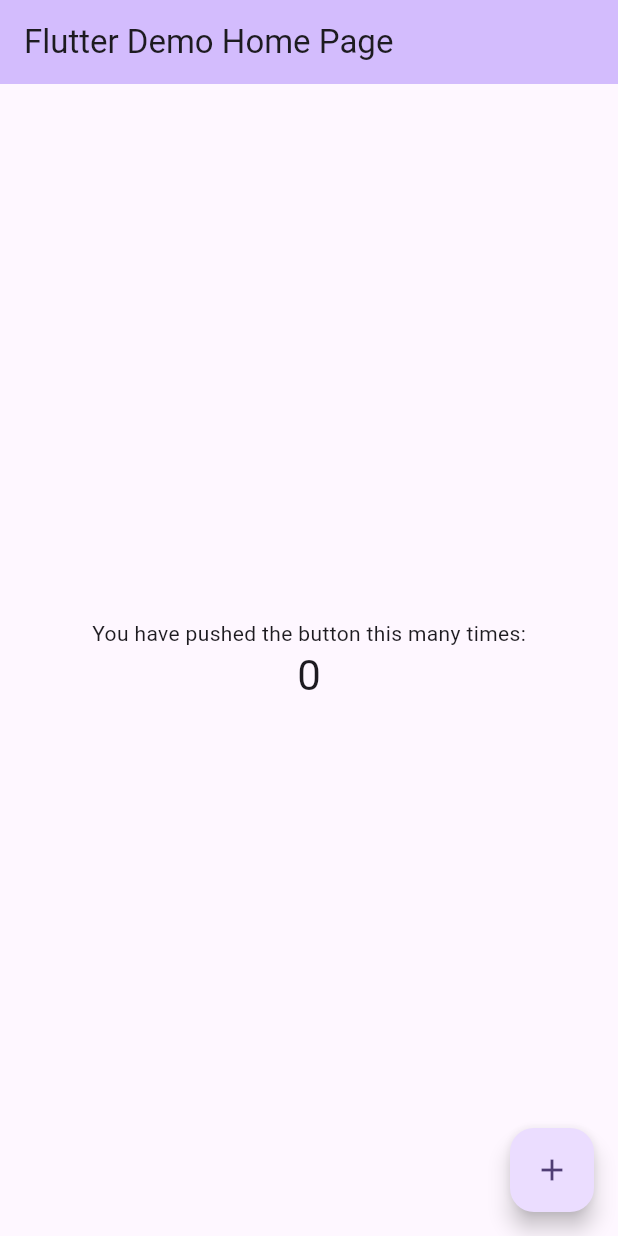
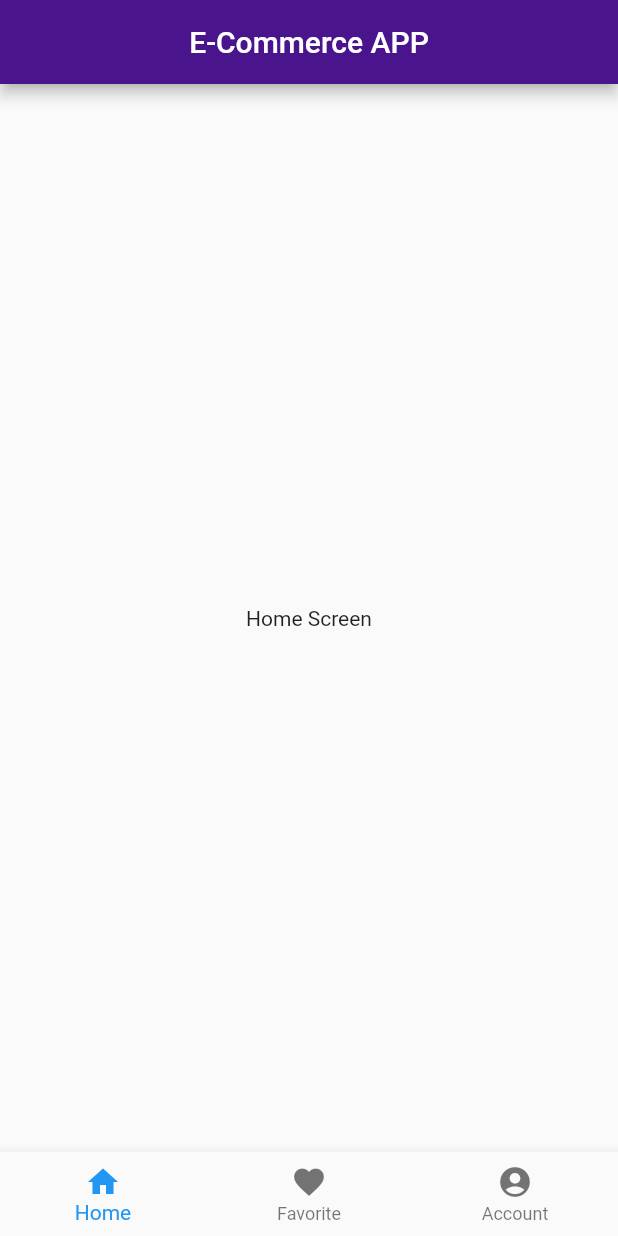
Before and after one commit to AmorIbrahim/e-commerce, a Flutter app: the screen it shows after launch, on a phone screen of 412 x 824 dp. Run offline on Flutter 3.47's test engine with Material 2 defaults, Android fonts, the phone set to English and light mode, and no system bars.

```diff
--- a/ecommerce/lib/Screens/account.dart
+++ b/ecommerce/lib/Screens/account.dart
@@ -0,0 +1,10 @@
+import 'package:flutter/material.dart';
+
+class AccountScreen extends StatelessWidget {
+  @override
+  Widget build(BuildContext context) {
+    return const Scaffold(
+      body: Center(child: Text('Account Screen')),
+    );
+  }
+}
--- a/ecommerce/lib/Screens/favorite.dart
+++ b/ecommerce/lib/Screens/favorite.dart
@@ -0,0 +1,10 @@
+import 'package:flutter/material.dart';
+
+class FavoriteScreen extends StatelessWidget {
+  @override
+  Widget build(BuildContext context) {
+    return const Scaffold(
+      body: Center(child: Text('Favorite Screen')),
+    );
+  }
+}
--- a/ecommerce/lib/Screens/home.dart
+++ b/ecommerce/lib/Screens/home.dart
@@ -0,0 +1,10 @@
+import 'package:flutter/material.dart';
+
+class HomeScreen extends StatelessWidget {
+  @override
+  Widget build(BuildContext context) {
+    return const Scaffold(
+      body: Center(child: Text('Home Screen')),
+    );
+  }
+}
--- a/ecommerce/lib/main.dart
+++ b/ecommerce/lib/main.dart
@@ -16,119 +16,68 @@ void main() {
 class MyApp extends StatelessWidget {
   const MyApp({super.key});
 
-  // This widget is the root of your application.
   @override
   Widget build(BuildContext context) {
     return MaterialApp(
-      title: 'Flutter Demo',
+      debugShowCheckedModeBanner: false,
+      title: 'E-Commerce APP',
       theme: ThemeData(
-        // This is the theme of your application.
-        //
-        // TRY THIS: Try running your application with "flutter run". You'll see
-        // the application has a blue toolbar. Then, without quitting the app,
-        // try changing the seedColor in the colorScheme below to Colors.green
-        // and then invoke "hot reload" (save your changes or press the "hot
-        // reload" button in a Flutter-supported IDE, or press "r" if you used
-        // the command line to start the app).
-        //
-        // Notice that the counter didn't reset back to zero; the application
-        // state is not lost during the reload. To reset the state, use hot
-        // restart instead.
-        //
-        // This works for code too, not just values: Most code changes can be
-        // tested with just a hot reload.
-        colorScheme: ColorScheme.fromSeed(seedColor: Colors.deepPurple),
-        useMaterial3: true,
+      primaryColor: Colors.purple[900],
       ),
-      home: const MyHomePage(title: 'Flutter Demo Home Page'),
+      home: const MainScreen(),
     );
   }
 }
 
-class MyHomePage extends StatefulWidget {
-  const MyHomePage({super.key, required this.title});
-
-  // This widget is the home page of your application. It is stateful, meaning
-  // that it has a State object (defined below) that contains fields that affect
-  // how it looks.
-
-  // This class is the configuration for the state. It holds the values (in this
-  // case the title) provided by the parent (in this case the App widget) and
-  // used by the build method of the State. Fields in a Widget subclass are
-  // always marked "final".
-
-  final String title;
+class MainScreen extends StatefulWidget {
+  const MainScreen({super.key});
 
   @override
-  State<MyHomePage> createState() => _MyHomePageState();
+  _MainScreenState createState() => _MainScreenState();
 }
 
-class _MyHomePageState extends State<MyHomePage> {
-  int _counter = 0;
+class _MainScreenState extends State<MainScreen> {
+  int _currentIndex = 0;
 
-  void _incrementCounter() {
+  final List<Widget> _screens = [
+    HomeScreen(),
+    FavoriteScreen(),
+    AccountScreen(),
+  ];
+
+  void _onTabTapped(int index) {
     setState(() {
-      // This call to setState tells the Flutter framework that something has
-      // changed in this State, which causes it to rerun the build method below
-      // so that the display can reflect the updated values. If we changed
-      // _counter without calling setState(), then the build method would not be
-      // called again, and so nothing would appear to happen.
-      _counter++;
+      _currentIndex = index;
     });
   }
 
   @override
   Widget build(BuildContext context) {
-    // This method is rerun every time setState is called, for instance as done
-    // by the _incrementCounter method above.
-    //
-    // The Flutter framework has been optimized to make rerunning build methods
-    // fast, so that you can just rebuild anything that needs updating rather
-    // than having to individually change instances of widgets.
     return Scaffold(
-      appBar: AppBar(
-        // TRY THIS: Try changing the color here to a specific color (to
-        // Colors.amber, perhaps?) and trigger a hot reload to see the AppBar
-        // change color while the other colors stay the same.
-        backgroundColor: Theme.of(context).colorScheme.inversePrimary,
-        // Here we take the value from the MyHomePage object that was created by
-        // the App.build method, and use it to set our appbar title.
-        title: Text(widget.title),
+        appBar: AppBar(
+        backgroundColor: Colors.purple[900],
+        centerTitle: true,
+        title: const Text('E-Commerce APP'),
       ),
-      body: Center(
-        // Center is a layout widget. It takes a single child and positions it
-        // in the middle of the parent.
-        child: Column(
-          // Column is also a layout widget. It takes a list of children and
-          // arranges them vertically. By default, it sizes itself to fit its
-          // children horizontally, and tries to be as tall as its parent.
-          //
-          // Column has various properties to control how it sizes itself and
-          // how it positions its children. Here we use mainAxisAlignment to
-          // center the children vertically; the main axis here is the vertical
-          // axis because Columns are vertical (the cross axis would be
-          // horizontal).
-          //
-          // TRY THIS: Invoke "debug painting" (choose the "Toggle Debug Paint"
-          // action in the IDE, or press "p" in the console), to see the
-          // wireframe for each widget.
-          mainAxisAlignment: MainAxisAlignment.center,
-          children: <Widget>[
-            const Text(
-              'You have pushed the button this many times:',
-            ),
-            Text(
-              '$_counter',
-              style: Theme.of(context).textTheme.headlineMedium,
-            ),
-          ],
-        ),
+      body: _screens[_currentIndex],
+      bottomNavigationBar: BottomNavigationBar(
+        currentIndex: _currentIndex,
+        onTap: _onTabTapped,
+        items: const [
+          BottomNavigationBarItem(
+            icon: Icon(Icons.home),
+            label: 'Home',
+          ),
+          BottomNavigationBarItem(
+            icon: Icon(Icons.favorite),
+            label: 'Favorite',
+          ),
+          BottomNavigationBarItem(
+            icon: Icon(Icons.account_circle),
+            label: 'Account',
+          ),
+        ],
       ),
-      floatingActionButton: FloatingActionButton(
-        onPressed: _incrementCounter,
-        tooltip: 'Increment',
-        child: const Icon(Icons.add),
-      ), // This trailing comma makes auto-formatting nicer for build methods.
     );
   }
 }
```
